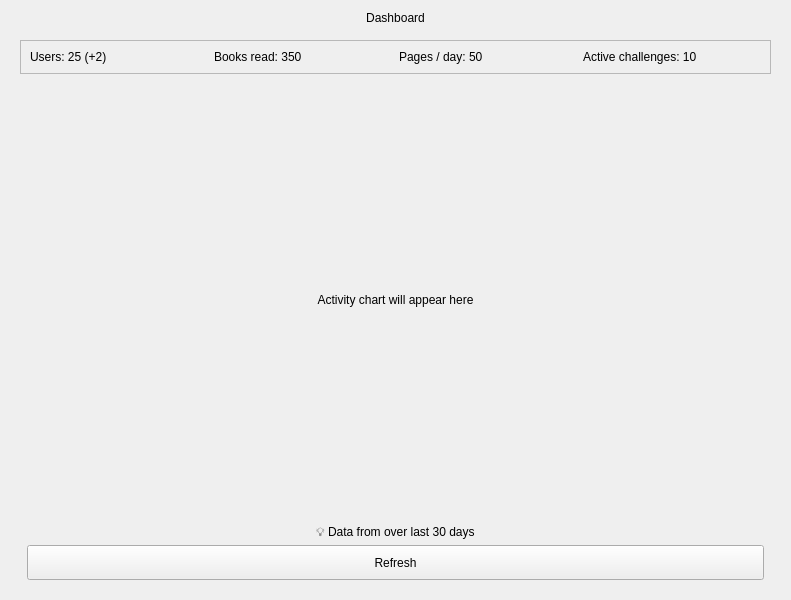
The window that admin_panel/views/ui/DashboardView.ui (Magdalena52772/Booktrack) describes before a commit, drawn with Qt 5.
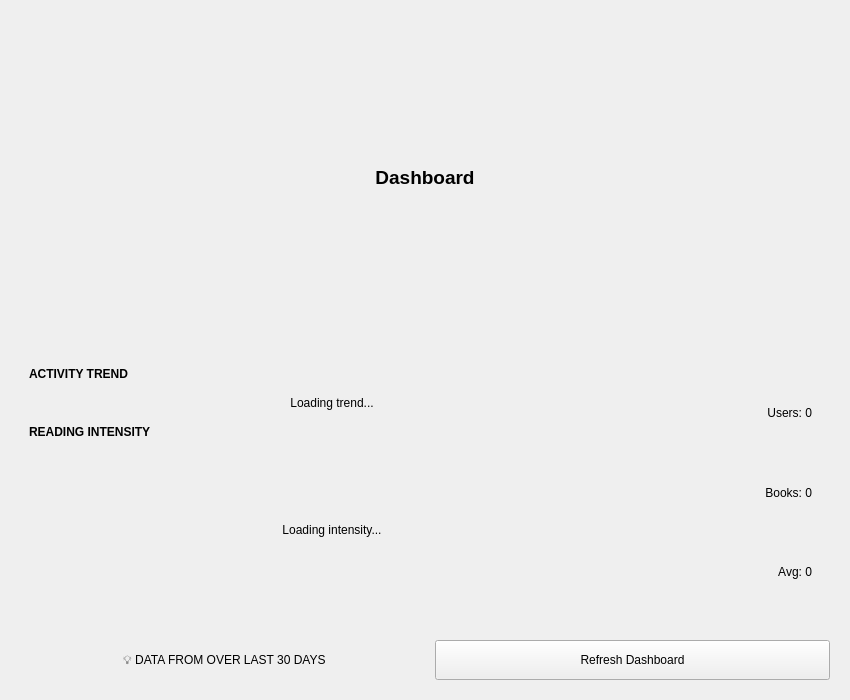
The same window after the commit. Icons and pictures are not drawn.

Commit message: Refactor charts, config and data generators

```diff
--- a/admin_panel/views/ui/DashboardView.ui
+++ b/admin_panel/views/ui/DashboardView.ui
@@ -6,27 +6,18 @@
    <rect>
     <x>0</x>
     <y>0</y>
-    <width>791</width>
-    <height>600</height>
+    <width>850</width>
+    <height>700</height>
    </rect>
   </property>
-  <property name="sizePolicy">
-   <sizepolicy hsizetype="Expanding" vsizetype="Expanding">
-    <horstretch>0</horstretch>
-    <verstretch>0</verstretch>
-   </sizepolicy>
-  </property>
-  <property name="windowTitle">
-   <string>Form</string>
-  </property>
-  <layout class="QVBoxLayout" name="verticalLayout" stretch="0,1">
+  <layout class="QVBoxLayout" name="verticalLayout">
    <item>
     <widget class="QLabel" name="lbl_title">
-     <property name="sizePolicy">
-      <sizepolicy hsizetype="Expanding" vsizetype="Fixed">
-       <horstretch>0</horstretch>
-       <verstretch>0</verstretch>
-      </sizepolicy>
+     <property name="font">
+      <font>
+       <pointsize>14</pointsize>
+       <bold>true</bold>
+      </font>
      </property>
      <property name="text">
       <string>Dashboard</string>
@@ -38,100 +29,170 @@
    </item>
    <item>
     <widget class="QWidget" name="content_area" native="true">
-     <property name="sizePolicy">
-      <sizepolicy hsizetype="Expanding" vsizetype="Expanding">
-       <horstretch>0</horstretch>
-       <verstretch>0</verstretch>
-      </sizepolicy>
-     </property>
      <layout class="QVBoxLayout" name="verticalLayout_2">
       <item>
-       <widget class="QFrame" name="frame_metrics">
-        <property name="enabled">
-         <bool>true</bool>
-        </property>
-        <property name="sizePolicy">
-         <sizepolicy hsizetype="Expanding" vsizetype="Fixed">
-          <horstretch>0</horstretch>
-          <verstretch>0</verstretch>
-         </sizepolicy>
-        </property>
+       <widget class="QFrame" name="frame_activity_main">
         <property name="frameShape">
-         <enum>QFrame::Shape::StyledPanel</enum>
+         <enum>QFrame::Shape::NoFrame</enum>
         </property>
-        <property name="frameShadow">
-         <enum>QFrame::Shadow::Raised</enum>
-        </property>
-        <layout class="QHBoxLayout" name="horizontalLayout">
+        <layout class="QHBoxLayout" name="horizontalLayout_main" stretch="4,1">
          <item>
-          <widget class="QLabel" name="lbl_users">
-           <property name="text">
-            <string>Users: 25 (+2)</string>
-           </property>
-          </widget>
+          <layout class="QVBoxLayout" name="verticalLayout_charts_group">
+           <item>
+            <widget class="QLabel" name="lbl_trend_tag">
+             <property name="font">
+              <font>
+               <bold>true</bold>
+              </font>
+             </property>
+             <property name="text">
+              <string>ACTIVITY TREND</string>
+             </property>
+            </widget>
+           </item>
+           <item>
+            <widget class="QFrame" name="frame_chart">
+             <layout class="QVBoxLayout" name="verticalLayout_3">
+              <item>
+               <widget class="QLabel" name="lbl_activity_chart">
+                <property name="text">
+                 <string>Loading trend...</string>
+                </property>
+                <property name="alignment">
+                 <set>Qt::AlignmentFlag::AlignCenter</set>
+                </property>
+               </widget>
+              </item>
+             </layout>
+            </widget>
+           </item>
+           <item>
+            <widget class="QLabel" name="lbl_intensity_tag">
+             <property name="font">
+              <font>
+               <bold>true</bold>
+              </font>
+             </property>
+             <property name="text">
+              <string>READING INTENSITY</string>
+             </property>
+            </widget>
+           </item>
+           <item>
+            <widget class="QFrame" name="heatmap_container">
+             <property name="minimumSize">
+              <size>
+               <width>0</width>
+               <height>180</height>
+              </size>
+             </property>
+             <layout class="QVBoxLayout" name="verticalLayout_heatmap">
+              <!-- Zwiększone marginesy boczne dla lepszego skupienia wzroku -->
+              <property name="spacing">
+               <number>0</number>
+              </property>
+              <property name="leftMargin">
+               <number>40</number>
+              </property>
+              <property name="topMargin">
+               <number>10</number>
+              </property>
+              <property name="rightMargin">
+               <number>40</number>
+              </property>
+              <property name="bottomMargin">
+               <number>20</number>
+              </property>
+              <item>
+               <widget class="QLabel" name="lbl_heatmap_placeholder">
+                <property name="text">
+                 <string>Loading intensity...</string>
+                </property>
+                <property name="alignment">
+                 <set>Qt::AlignmentFlag::AlignCenter</set>
+                </property>
+               </widget>
+              </item>
+             </layout>
+            </widget>
+           </item>
+          </layout>
          </item>
          <item>
-          <widget class="QLabel" name="lbl_books">
-           <property name="text">
-            <string>Books read: 350</string>
+          <widget class="QFrame" name="frame_metrics">
+           <property name="minimumSize">
+            <size>
+             <width>180</width>
+             <height>0</height>
+            </size>
            </property>
+           <layout class="QVBoxLayout" name="verticalLayout_metrics_sidebar">
+            <item>
+             <widget class="QLabel" name="lbl_users">
+              <property name="text">
+               <string>Users: 0</string>
+              </property>
+              <property name="alignment">
+               <set>Qt::AlignmentFlag::AlignRight|Qt::AlignmentFlag::AlignTrailing|Qt::AlignmentFlag::AlignVCenter</set>
+              </property>
+             </widget>
+            </item>
+            <item>
+             <widget class="QLabel" name="lbl_books">
+              <property name="text">
+               <string>Books: 0</string>
+              </property>
+              <property name="alignment">
+               <set>Qt::AlignmentFlag::AlignRight|Qt::AlignmentFlag::AlignTrailing|Qt::AlignmentFlag::AlignVCenter</set>
+              </property>
+             </widget>
+            </item>
+            <item>
+             <widget class="QLabel" name="lbl_pages">
+              <property name="text">
+               <string>Avg: 0</string>
+              </property>
+              <property name="alignment">
+               <set>Qt::AlignmentFlag::AlignRight|Qt::AlignmentFlag::AlignTrailing|Qt::AlignmentFlag::AlignVCenter</set>
+              </property>
+             </widget>
+            </item>
+            <item>
+             <spacer name="verticalSpacer">
+              <property name="orientation">
+               <enum>Qt::Vertical</enum>
+              </property>
+             </spacer>
+            </item>
+           </layout>
           </widget>
          </item>
-         <item>
-          <widget class="QLabel" name="lbl_pages">
-           <property name="text">
-            <string>Pages / day: 50</string>
-           </property>
-          </widget>
-         </item>
-         <item>
-          <widget class="QLabel" name="lbl_challenges">
-           <property name="text">
-            <string>Active challenges: 10</string>
-           </property>
-          </widget>
-         </item>
         </layout>
        </widget>
       </item>
       <item>
-       <widget class="QFrame" name="frame_chart">
-        <property name="sizePolicy">
-         <sizepolicy hsizetype="Expanding" vsizetype="Expanding">
-          <horstretch>0</horstretch>
-          <verstretch>0</verstretch>
-         </sizepolicy>
-        </property>
-        <layout class="QVBoxLayout" name="verticalLayout_3">
-         <item>
-          <widget class="QLabel" name="lbl_activity_chart">
-           <property name="text">
-            <string>Activity chart will appear here</string>
-           </property>
-           <property name="alignment">
-            <set>Qt::AlignmentFlag::AlignCenter</set>
-           </property>
-          </widget>
-         </item>
-        </layout>
-       </widget>
-      </item>
-      <item>
-       <widget class="QLabel" name="lbl_info">
-        <property name="text">
-         <string>💡 Data from over last 30 days</string>
-        </property>
-        <property name="alignment">
-         <set>Qt::AlignmentFlag::AlignCenter</set>
-        </property>
-       </widget>
-      </item>
-      <item>
-       <layout class="QHBoxLayout" name="horizontalLayout_buttons">
+       <layout class="QHBoxLayout" name="horizontalLayout_bottom">
         <item>
-         <spacer name="spacer_left_dash">
+         <spacer name="spacer_bottom_left">
           <property name="orientation">
-           <enum>Qt::Orientation::Horizontal</enum>
+           <enum>Qt::Horizontal</enum>
+          </property>
+         </spacer>
+        </item>
+        <item>
+         <widget class="QLabel" name="lbl_info">
+          <property name="text">
+           <string>💡 DATA FROM OVER LAST 30 DAYS</string>
+          </property>
+          <property name="alignment">
+           <set>Qt::AlignmentFlag::AlignCenter</set>
+          </property>
+         </widget>
+        </item>
+        <item>
+         <spacer name="spacer_bottom_mid">
+          <property name="orientation">
+           <enum>Qt::Horizontal</enum>
           </property>
          </spacer>
         </item>
@@ -139,30 +200,19 @@
          <widget class="QPushButton" name="btn_refresh">
           <property name="minimumSize">
            <size>
-            <width>150</width>
-            <height>35</height>
+            <width>160</width>
+            <height>40</height>
            </size>
           </property>
           <property name="text">
-           <string>Refresh</string>
+           <string>Refresh Dashboard</string>
           </property>
           <property name="icon">
            <iconset>
-            <normaloff>assets/icons/refresh.svg</normaloff>assets/icons/refresh.svg
-           </iconset>
-          </property>
-          <property name="checkable">
-           <bool>true</bool>
+            <normaloff>assets/icons/refresh.svg</normaloff>assets/icons/refresh.svg</iconset>
           </property>
          </widget>
         </item>
-        <item>
-         <spacer name="spacer_right_dash">
-          <property name="orientation">
-           <enum>Qt::Orientation::Horizontal</enum>
-          </property>
-         </spacer>
-        </item>
        </layout>
       </item>
      </layout>
```
Left out of the diff: 2 changed lines with no effect on the pictures. The commit also changes 50 other files.
